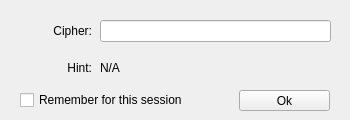
Before: the Qt Designer form src/ui/wizusercipherform.ui in WizTeam/WizQTClient, drawn with Qt 5.
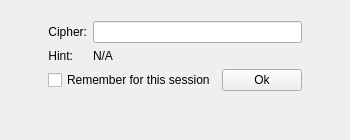
After: the same form once the commit is applied.

Commit message: Doc cipher inspection Dialog

What changed in the file:
```diff
--- a/src/ui/wizusercipherform.ui
+++ b/src/ui/wizusercipherform.ui
@@ -7,21 +7,55 @@
     <x>0</x>
     <y>0</y>
     <width>350</width>
-    <height>120</height>
+    <height>140</height>
    </rect>
   </property>
   <property name="windowTitle">
    <string>Form</string>
   </property>
+  <layout class="QHBoxLayout" name="horizontalLayout">
+   <item>
+    <spacer name="horizontalSpacer">
+     <property name="orientation">
+      <enum>Qt::Horizontal</enum>
+     </property>
+     <property name="sizeHint" stdset="0">
+      <size>
+       <width>23</width>
+       <height>17</height>
+      </size>
+     </property>
+    </spacer>
+   </item>
+   <item>
+    <layout class="QVBoxLayout" name="verticalLayout">
+     <item>
+      <spacer name="verticalSpacer">
+       <property name="orientation">
+        <enum>Qt::Vertical</enum>
+       </property>
+       <property name="sizeHint" stdset="0">
+        <size>
+         <width>20</width>
+         <height>13</height>
+        </size>
+       </property>
+      </spacer>
+     </item>
+     <item>
+      <layout class="QGridLayout" name="gridLayout">
+       <item row="1" column="1">
+        <widget class="QLabel" name="labelHint">
+         <property name="text">
+          <string>N/A</string>
+         </property>
+         <property name="alignment">
+          <set>Qt::AlignLeading|Qt::AlignLeft|Qt::AlignVCenter</set>
+         </property>
+        </widget>
+       </item>
+       <item row="0" column="0">
   <widget class="QLabel" name="label">
-   <property name="geometry">
-    <rect>
-     <x>11</x>
-     <y>20</y>
-     <width>81</width>
-     <height>21</height>
-    </rect>
-   </property>
    <property name="text">
     <string>Cipher:</string>
    </property>
@@ -29,37 +63,14 @@
     <set>Qt::AlignRight|Qt::AlignTrailing|Qt::AlignVCenter</set>
    </property>
   </widget>
-  <widget class="QLineEdit" name="editUserCipher">
-   <property name="geometry">
-    <rect>
-     <x>100</x>
-     <y>20</y>
-     <width>231</width>
-     <height>22</height>
-    </rect>
-   </property>
-  </widget>
-  <widget class="QPushButton" name="buttonOk">
-   <property name="geometry">
-    <rect>
-     <x>239</x>
-     <y>90</y>
-     <width>91</width>
-     <height>21</height>
-    </rect>
-   </property>
-   <property name="text">
-    <string>Ok</string>
-   </property>
-  </widget>
+       </item>
+       <item row="1" column="0">
   <widget class="QLabel" name="label_2">
-   <property name="geometry">
-    <rect>
-     <x>11</x>
-     <y>60</y>
-     <width>81</width>
-     <height>16</height>
-    </rect>
+         <property name="sizePolicy">
+          <sizepolicy hsizetype="Maximum" vsizetype="Preferred">
+           <horstretch>0</horstretch>
+           <verstretch>0</verstretch>
+          </sizepolicy>
    </property>
    <property name="text">
     <string>Hint:</string>
@@ -68,35 +79,59 @@
     <set>Qt::AlignRight|Qt::AlignTrailing|Qt::AlignVCenter</set>
    </property>
   </widget>
-  <widget class="QLabel" name="labelHint">
-   <property name="geometry">
-    <rect>
-     <x>100</x>
-     <y>60</y>
-     <width>231</width>
-     <height>16</height>
-    </rect>
-   </property>
-   <property name="text">
-    <string>N/A</string>
-   </property>
-   <property name="alignment">
-    <set>Qt::AlignLeading|Qt::AlignLeft|Qt::AlignVCenter</set>
-   </property>
-  </widget>
+       </item>
+       <item row="0" column="1">
+        <widget class="QLineEdit" name="editUserCipher"/>
+       </item>
+      </layout>
+     </item>
+     <item>
+      <layout class="QHBoxLayout" name="horizontalLayout_3">
+       <item>
   <widget class="QCheckBox" name="checkSave">
-   <property name="geometry">
-    <rect>
-     <x>20</x>
-     <y>90</y>
-     <width>221</width>
-     <height>20</height>
-    </rect>
-   </property>
    <property name="text">
     <string>Remember for this session</string>
    </property>
   </widget>
+       </item>
+       <item>
+        <widget class="QPushButton" name="buttonOk">
+         <property name="text">
+          <string>Ok</string>
+         </property>
+        </widget>
+       </item>
+      </layout>
+     </item>
+     <item>
+      <spacer name="verticalSpacer_2">
+       <property name="orientation">
+        <enum>Qt::Vertical</enum>
+       </property>
+       <property name="sizeHint" stdset="0">
+        <size>
+         <width>20</width>
+         <height>40</height>
+        </size>
+       </property>
+      </spacer>
+     </item>
+    </layout>
+   </item>
+   <item>
+    <spacer name="horizontalSpacer_2">
+     <property name="orientation">
+      <enum>Qt::Horizontal</enum>
+     </property>
+     <property name="sizeHint" stdset="0">
+      <size>
+       <width>22</width>
+       <height>17</height>
+      </size>
+     </property>
+    </spacer>
+   </item>
+  </layout>
  </widget>
  <tabstops>
   <tabstop>buttonOk</tabstop>
```
Left out of the diff: 2 changed lines with no effect on the pictures. Lines whose indentation alone changed are shown as unchanged. The commit also changes 12 other files.
